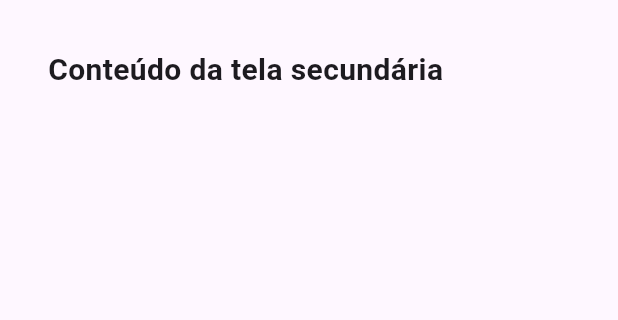
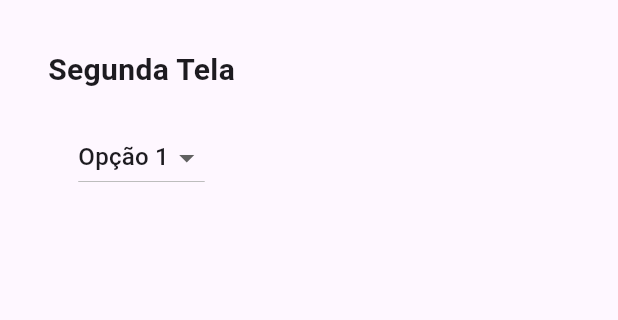
Before and after one commit to Vitor-HenriqueP/flutter_navigation, a Flutter app: the TelaSecundaria screen opened directly, on a phone screen of 412 x 824 dp, the part 84-404 px from its top. Run offline on Flutter 3.47's test engine with Material 3 defaults, Android fonts, the phone set to English and light mode, and no system bars.

Commit message:
maked 5 views with some types of components

```diff
--- a/lib/TelaSecundaria.dart
+++ b/lib/TelaSecundaria.dart
@@ -7,6 +7,7 @@ class TelaSecundaria extends StatefulWidget{
 }
 
 class _TelaSecundariaState extends State<TelaSecundaria>{
+  String _selectedItem = 'Opção 1';
   @override
   Widget build(BuildContext context) {
     return Scaffold(
@@ -17,11 +18,27 @@ class _TelaSecundariaState extends State<TelaSecundaria>{
       body: Container(
         padding: EdgeInsets.all(32),
         child: Column(
-          children: <Widget>[
+           children: <Widget>[
             Text(
-              'Conteúdo da tela secundária',
-              style: TextStyle(fontSize: 20, fontWeight: FontWeight.bold)
-              ),
+              "Segunda Tela",
+              style: TextStyle(fontSize: 20, fontWeight: FontWeight.bold),
+            ),
+            SizedBox(height: 20), // Espaço entre o texto e o DropdownButton
+            DropdownButton<String>(
+              value: _selectedItem,
+              onChanged: (String? newValue) {
+                setState(() {
+                  _selectedItem = newValue!;
+                });
+              },
+              items: <String>['Opção 1', 'Opção 2', 'Opção 3', 'Opção 4']
+                  .map<DropdownMenuItem<String>>((String value) {
+                return DropdownMenuItem<String>(
+                  value: value,
+                  child: Text(value),
+                );
+              }).toList(),
+            ),
           ],
         ),
       ),
```
Also changed, not shown: lib/QuartaTela.dart (+17 -4 lines), lib/QuintaTela.dart (+15 -5 lines), lib/TerceiraTela.dart (+14 -4 lines).
